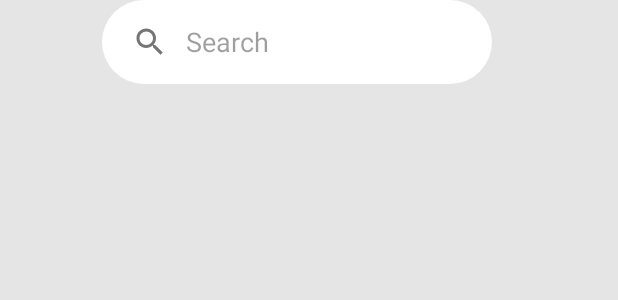
After one commit to SultanSarygulov/NewsApp, an Android app: the layout fragment_saved.xml on its own in the app's theme, with its tools: preview values and no code run, on a phone screen of 412 x 824 dp. The commit adds this screen. Shown: the top 300 px of the screen. Run offline under Robolectric (Android 15) with nearby library versions, the phone set to English and light mode, and no system bars; network calls fail; Roboto replaces fonts that are not available here.

Commit message:
Tried implementing saving function

```diff
--- a/app/src/main/java/com/example/newsapplication/presentation/MainViewModelFactory.kt
+++ b/app/src/main/java/com/example/newsapplication/presentation/MainViewModelFactory.kt
@@ -3,6 +3,7 @@ package com.example.newsapplication.presentation
 import androidx.lifecycle.ViewModel
 import androidx.lifecycle.ViewModelProvider
 import com.example.newsapplication.data.NewsRepository
+import com.example.newsapplication.presentation.main.MainViewModel
 
 class MainViewModelFactory(private val repository: NewsRepository): ViewModelProvider.Factory{
 
--- a/app/src/main/java/com/example/newsapplication/presentation/MainViewModel.kt
+++ b/app/src/main/java/com/example/newsapplication/presentation/main/MainViewModel.kt
@@ -1,4 +1,4 @@
-package com.example.newsapplication.presentation
+package com.example.newsapplication.presentation.main
 
 import android.app.Application
 import android.widget.Toast
--- a/app/src/main/java/com/example/newsapplication/presentation/NewsAdapter.kt
+++ b/app/src/main/java/com/example/newsapplication/presentation/main/NewsAdapter.kt
@@ -1,4 +1,4 @@
-package com.example.newsapplication.presentation
+package com.example.newsapplication.presentation.main
 
 import android.graphics.drawable.Drawable
 import android.util.Log
@@ -16,6 +16,8 @@ import com.bumptech.glide.request.RequestListener
 import com.bumptech.glide.request.target.Target
 import com.example.newsapplication.data.api.Article
 import com.example.newsapplication.databinding.ArticleItemBinding
+import com.example.newsapplication.presentation.Listeners
+import com.example.newsapplication.presentation.NewsUtilCallback
 
 class NewsAdapter(val listeners: Listeners): RecyclerView.Adapter<NewsAdapter.ViewHolder>() {
 
@@ -66,7 +68,7 @@ class NewsAdapter(val listeners: Listeners): RecyclerView.Adapter<NewsAdapter.Vi
         }
     }
 
-    override fun onCreateViewHolder(parent: ViewGroup, viewType: Int): NewsAdapter.ViewHolder {
+    override fun onCreateViewHolder(parent: ViewGroup, viewType: Int): ViewHolder {
         binding = ArticleItemBinding.inflate(LayoutInflater.from(parent.context), parent, false)
         return ViewHolder(binding.root)
     }
--- a/app/src/main/res/layout/fragment_home.xml
+++ b/app/src/main/res/layout/fragment_home.xml
@@ -4,7 +4,7 @@
     xmlns:tools="http://schemas.android.com/tools"
     android:layout_width="match_parent"
     android:layout_height="match_parent"
-    tools:context=".presentation.HomeFragment"
+    tools:context=".presentation.main.HomeFragment"
     android:background="#E5E5E5">
 
     <android.widget.Toolbar
@@ -40,6 +40,7 @@
                 android:layout_marginStart="16dp"
                 android:layout_marginEnd="16dp"
                 android:background="@drawable/round"
+                app:queryBackground="@null"
                 app:iconifiedByDefault="false"
                 app:layout_constraintBottom_toBottomOf="parent"
                 app:layout_constraintEnd_toStartOf="@+id/saved"
--- /dev/null
+++ b/app/src/main/res/layout/fragment_saved.xml
@@ -0,0 +1,47 @@
+<?xml version="1.0" encoding="utf-8"?>
+<androidx.constraintlayout.widget.ConstraintLayout xmlns:android="http://schemas.android.com/apk/res/android"
+    xmlns:app="http://schemas.android.com/apk/res-auto"
+    xmlns:tools="http://schemas.android.com/tools"
+    android:layout_width="match_parent"
+    android:layout_height="match_parent"
+    tools:context=".presentation.main.HomeFragment"
+    android:background="#E5E5E5">
+
+    <android.widget.Toolbar
+        android:id="@+id/toolbar"
+        android:layout_width="match_parent"
+        android:layout_height="?attr/actionBarSize"
+        android:theme="@style/ThemeOverlay.AppCompat.Light"
+        android:background="#E5E5E5"
+        app:layout_constraintEnd_toEndOf="parent"
+        app:layout_constraintStart_toStartOf="parent"
+        app:layout_constraintTop_toTopOf="parent">
+
+            <androidx.appcompat.widget.SearchView
+                android:id="@+id/searchView"
+                android:layout_width="260dp"
+                android:layout_height="match_parent"
+                android:layout_marginStart="16dp"
+                android:layout_marginEnd="16dp"
+                android:layout_gravity="center"
+                android:background="@drawable/round"
+                app:queryBackground="@null"
+                app:iconifiedByDefault="false"
+                app:layout_constraintBottom_toBottomOf="parent"
+                app:layout_constraintTop_toTopOf="parent"
+                app:queryHint="Search" />
+
+    </android.widget.Toolbar>
+
+    <androidx.recyclerview.widget.RecyclerView
+        android:id="@+id/recyclerview_saved"
+        android:layout_width="match_parent"
+        android:layout_height="0dp"
+        android:layout_marginTop="16dp"
+        android:layout_marginBottom="36dp"
+        app:layout_constraintBottom_toBottomOf="parent"
+        app:layout_constraintEnd_toEndOf="parent"
+        app:layout_constraintStart_toStartOf="parent"
+        app:layout_constraintTop_toBottomOf="@+id/toolbar" />
+
+</androidx.constraintlayout.widget.ConstraintLayout>
--- a/app/src/main/res/values/strings.xml
+++ b/app/src/main/res/values/strings.xml
@@ -2,4 +2,5 @@
     <string name="app_name">News Application</string>
     <!-- TODO: Remove or change this placeholder text -->
     <string name="hello_blank_fragment">Hello blank fragment</string>
+    <string name="saved_news_title">Saved News</string>
 </resources>
```
Also changed, not shown: app/src/main/java/com/example/newsapplication/presentation/ArticleFragment.kt (+14 -1 lines), app/src/main/java/com/example/newsapplication/presentation/SavedFragment.kt (added, +21 -0 lines), app/src/main/java/com/example/newsapplication/presentation/SavedNewsAdapter.kt (added, +80 -0 lines), app/src/main/java/com/example/newsapplication/presentation/main/HomeFragment.kt (renamed from app/src/main/java/com/example/newsapplication/presentation/HomeFragment.kt, +8 -9 lines), app/src/main/res/navigation/navgraph.xml (+16 -1 lines).
